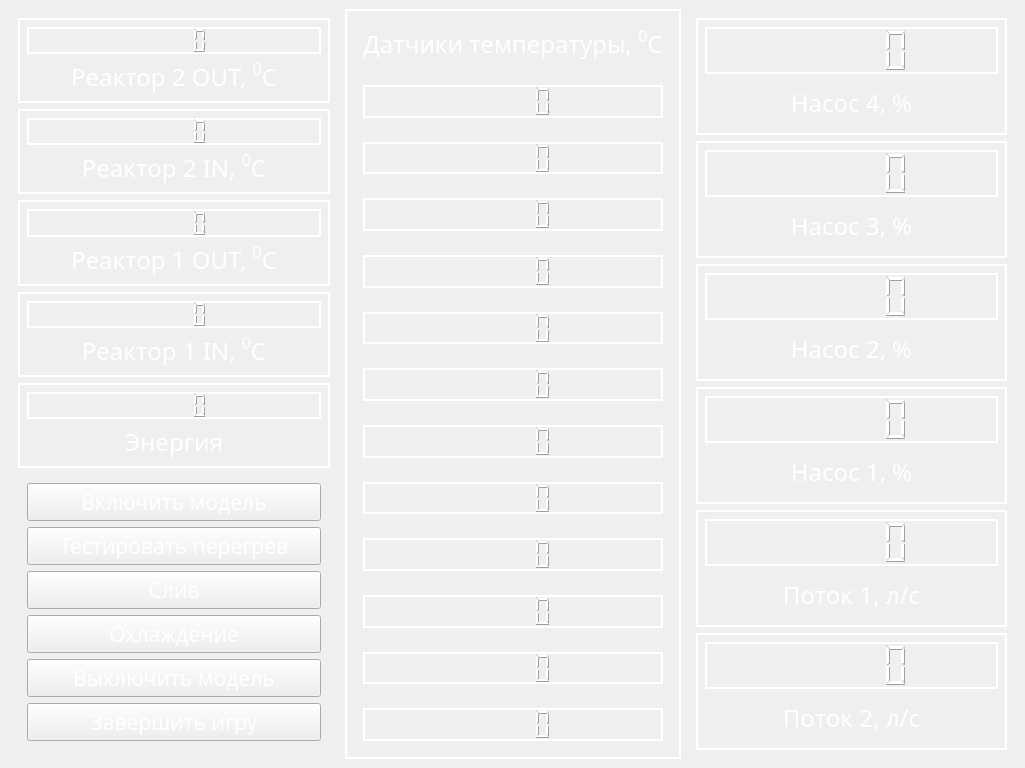
LeonidMurashov/Hurricane_in_glass, file controls/design/reactor_master.ui: the form before one commit.
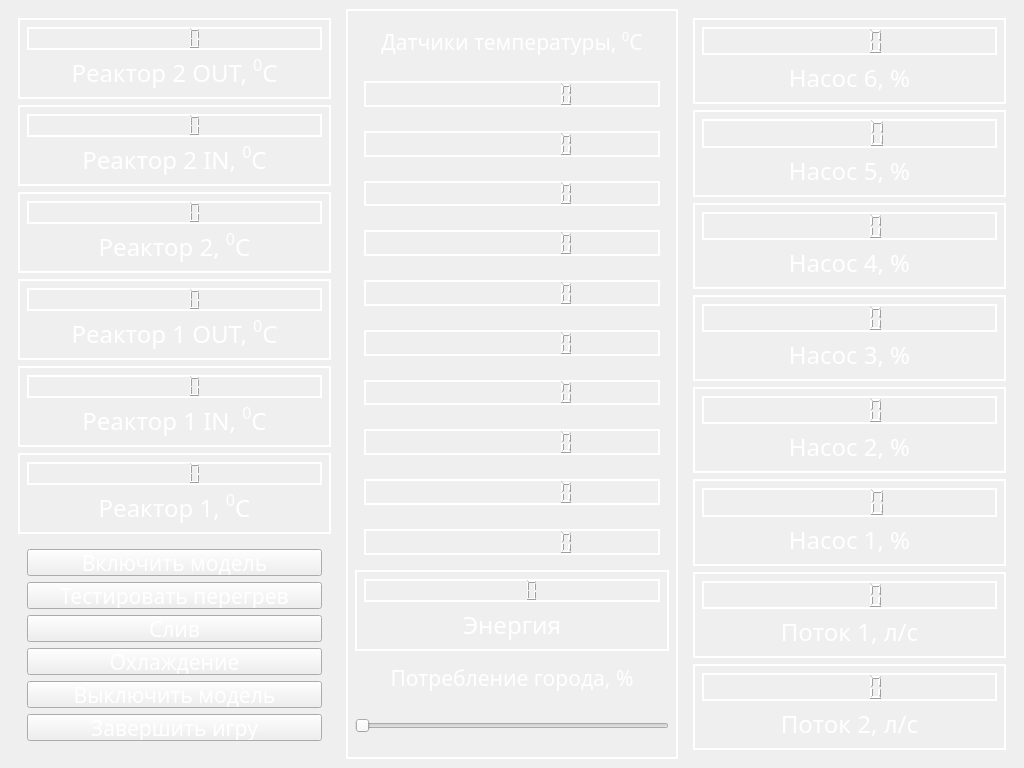
The form after the commit. Icons and pictures are not drawn.

Patch:
```diff
--- a/controls/design/reactor_master.ui
+++ b/controls/design/reactor_master.ui
@@ -9,7 +9,7 @@
    <rect>
     <x>0</x>
     <y>0</y>
-    <width>1025</width>
+    <width>1024</width>
     <height>768</height>
    </rect>
   </property>
@@ -190,6 +190,54 @@
          </layout>
         </widget>
        </item>
+       <item>
+        <widget class="QWidget" name="reactor1Temp_5" native="true">
+         <property name="font">
+          <font>
+           <italic>false</italic>
+          </font>
+         </property>
+         <property name="styleSheet">
+          <string notr="true">border: 2px solid white;</string>
+         </property>
+         <layout class="QVBoxLayout" name="verticalLayout_31">
+          <item>
+           <widget class="QLCDNumber" name="t11">
+            <property name="styleSheet">
+             <string notr="true">border: 2px solid white; color: white;</string>
+            </property>
+            <property name="digitCount">
+             <number>5</number>
+            </property>
+           </widget>
+          </item>
+          <item>
+           <widget class="QLabel" name="label_15">
+            <property name="font">
+             <font>
+              <family>Sans Serif</family>
+              <pointsize>18</pointsize>
+              <italic>false</italic>
+             </font>
+            </property>
+            <property name="autoFillBackground">
+             <bool>false</bool>
+            </property>
+            <property name="styleSheet">
+             <string notr="true">color: rgb(255, 255, 255); border: 0;
+background-color: rgba(255, 255, 255, 0);</string>
+            </property>
+            <property name="frameShadow">
+             <enum>QFrame::Plain</enum>
+            </property>
+            <property name="text">
+             <string>&lt;html&gt;&lt;head/&gt;&lt;body&gt;&lt;p align=&quot;center&quot;&gt;Реактор 2, &lt;span style=&quot; vertical-align:super;&quot;&gt;0&lt;/span&gt;С&lt;/p&gt;&lt;/body&gt;&lt;/html&gt;</string>
+            </property>
+           </widget>
+          </item>
+         </layout>
+        </widget>
+       </item>
        <item>
         <widget class="QWidget" name="reactor1Temp" native="true">
          <property name="font">
@@ -305,41 +353,31 @@
         </widget>
        </item>
        <item>
-        <widget class="QWidget" name="widget_4" native="true">
+        <widget class="QWidget" name="reactor1Temp_6" native="true">
          <property name="font">
           <font>
-           <family>Gadugi</family>
            <italic>false</italic>
           </font>
          </property>
-         <property name="autoFillBackground">
-          <bool>false</bool>
-         </property>
          <property name="styleSheet">
           <string notr="true">border: 2px solid white;</string>
          </property>
-         <layout class="QVBoxLayout" name="verticalLayout_8">
+         <layout class="QVBoxLayout" name="verticalLayout_32">
           <item>
-           <widget class="QLCDNumber" name="energyLcd">
-            <property name="font">
-             <font>
-              <family>Gadugi</family>
-              <italic>false</italic>
-             </font>
-            </property>
-            <property name="autoFillBackground">
-             <bool>false</bool>
-            </property>
+           <widget class="QLCDNumber" name="t12">
             <property name="styleSheet">
-             <string notr="true">color: rgb(255, 255, 255);</string>
+             <string notr="true">border: 2px solid white; color: white;</string>
             </property>
-            <property name="frameShadow">
-             <enum>QFrame::Plain</enum>
+            <property name="smallDecimalPoint">
+             <bool>false</bool>
+            </property>
+            <property name="digitCount">
+             <number>5</number>
             </property>
            </widget>
           </item>
           <item>
-           <widget class="QLabel" name="label_6">
+           <widget class="QLabel" name="label_16">
             <property name="font">
              <font>
               <family>Sans Serif</family>
@@ -351,13 +389,14 @@
              <bool>false</bool>
             </property>
             <property name="styleSheet">
-             <string notr="true">color: rgb(255, 255, 255); border: 0;</string>
+             <string notr="true">color: rgb(255, 255, 255); border: 0;
+background-color: rgba(255, 255, 255, 0);</string>
             </property>
             <property name="frameShadow">
              <enum>QFrame::Plain</enum>
             </property>
             <property name="text">
-             <string>&lt;html&gt;&lt;head/&gt;&lt;body&gt;&lt;p align=&quot;center&quot;&gt;Энергия&lt;/p&gt;&lt;/body&gt;&lt;/html&gt;</string>
+             <string>&lt;html&gt;&lt;head/&gt;&lt;body&gt;&lt;p align=&quot;center&quot;&gt;Реактор 1, &lt;span style=&quot; vertical-align:super;&quot;&gt;0&lt;/span&gt;С&lt;/p&gt;&lt;/body&gt;&lt;/html&gt;</string>
             </property>
            </widget>
           </item>
@@ -546,7 +585,7 @@
              <string notr="true">color: white;</string>
             </property>
             <property name="text">
-             <string>&lt;html&gt;&lt;head/&gt;&lt;body&gt;&lt;p align=&quot;center&quot;&gt;Датчики температуры, &lt;span style=&quot; vertical-align:super;&quot;&gt;0&lt;/span&gt;C&lt;/p&gt;&lt;/body&gt;&lt;/html&gt;</string>
+             <string>&lt;html&gt;&lt;head/&gt;&lt;body&gt;&lt;p align=&quot;center&quot;&gt;&lt;span style=&quot; font-size:16pt;&quot;&gt;Датчики температуры, &lt;/span&gt;&lt;span style=&quot; font-size:16pt; vertical-align:super;&quot;&gt;0&lt;/span&gt;&lt;span style=&quot; font-size:16pt;&quot;&gt;C&lt;/span&gt;&lt;/p&gt;&lt;/body&gt;&lt;/html&gt;</string>
             </property>
            </widget>
           </item>
@@ -569,6 +608,9 @@
             <property name="styleSheet">
              <string notr="true">border: 2px solid white; color: white;</string>
             </property>
+            <property name="digitCount">
+             <number>10</number>
+            </property>
            </widget>
           </item>
          </layout>
@@ -590,6 +632,9 @@
             <property name="styleSheet">
              <string notr="true">border: 2px solid white; color: white;</string>
             </property>
+            <property name="digitCount">
+             <number>10</number>
+            </property>
            </widget>
           </item>
          </layout>
@@ -611,6 +656,9 @@
             <property name="styleSheet">
              <string notr="true">border: 2px solid white; color: white;</string>
             </property>
+            <property name="digitCount">
+             <number>10</number>
+            </property>
            </widget>
           </item>
          </layout>
@@ -632,6 +680,9 @@
             <property name="styleSheet">
              <string notr="true">border: 2px solid white; color: white;</string>
             </property>
+            <property name="digitCount">
+             <number>10</number>
+            </property>
            </widget>
           </item>
          </layout>
@@ -653,6 +704,9 @@
             <property name="styleSheet">
              <string notr="true">border: 2px solid white; color: white;</string>
             </property>
+            <property name="digitCount">
+             <number>10</number>
+            </property>
            </widget>
           </item>
          </layout>
@@ -674,6 +728,9 @@
             <property name="styleSheet">
              <string notr="true">border: 2px solid white; color: white;</string>
             </property>
+            <property name="digitCount">
+             <number>10</number>
+            </property>
            </widget>
           </item>
          </layout>
@@ -695,6 +752,9 @@
             <property name="styleSheet">
              <string notr="true">border: 2px solid white; color: white;</string>
             </property>
+            <property name="digitCount">
+             <number>10</number>
+            </property>
            </widget>
           </item>
          </layout>
@@ -716,6 +776,9 @@
             <property name="styleSheet">
              <string notr="true">border: 2px solid white; color: white;</string>
             </property>
+            <property name="digitCount">
+             <number>10</number>
+            </property>
            </widget>
           </item>
          </layout>
@@ -737,6 +800,9 @@
             <property name="styleSheet">
              <string notr="true">border: 2px solid white; color: white;</string>
             </property>
+            <property name="digitCount">
+             <number>10</number>
+            </property>
            </widget>
           </item>
          </layout>
@@ -758,51 +824,115 @@
             <property name="styleSheet">
              <string notr="true">border: 2px solid white; color: white;</string>
             </property>
+            <property name="digitCount">
+             <number>10</number>
+            </property>
            </widget>
           </item>
          </layout>
         </widget>
        </item>
        <item>
-        <widget class="QWidget" name="s1_12" native="true">
+        <widget class="QWidget" name="widget_4" native="true">
          <property name="font">
           <font>
+           <family>Gadugi</family>
            <italic>false</italic>
           </font>
          </property>
+         <property name="autoFillBackground">
+          <bool>false</bool>
+         </property>
          <property name="styleSheet">
-          <string notr="true">border: 0;</string>
+          <string notr="true">border: 2px solid white;</string>
          </property>
-         <layout class="QVBoxLayout" name="verticalLayout_22">
+         <layout class="QVBoxLayout" name="verticalLayout_8">
           <item>
-           <widget class="QLCDNumber" name="t11">
+           <widget class="QLCDNumber" name="energyLcd">
+            <property name="font">
+             <font>
+              <family>Gadugi</family>
+              <italic>false</italic>
+             </font>
+            </property>
+            <property name="autoFillBackground">
+             <bool>false</bool>
+            </property>
             <property name="styleSheet">
-             <string notr="true">border: 2px solid white; color: white;</string>
+             <string notr="true">color: rgb(255, 255, 255);</string>
             </property>
+            <property name="frameShadow">
+             <enum>QFrame::Plain</enum>
+            </property>
            </widget>
           </item>
+          <item>
+           <widget class="QLabel" name="label_6">
+            <property name="font">
+             <font>
+              <family>Sans Serif</family>
+              <pointsize>18</pointsize>
+              <italic>false</italic>
+             </font>
+            </property>
+            <property name="autoFillBackground">
+             <bool>false</bool>
+            </property>
+            <property name="styleSheet">
+             <string notr="true">color: rgb(255, 255, 255); border: 0;</string>
+            </property>
+            <property name="frameShadow">
+             <enum>QFrame::Plain</enum>
+            </property>
+            <property name="text">
+             <string>&lt;html&gt;&lt;head/&gt;&lt;body&gt;&lt;p align=&quot;center&quot;&gt;Энергия&lt;/p&gt;&lt;/body&gt;&lt;/html&gt;</string>
+            </property>
+           </widget>
+          </item>
          </layout>
         </widget>
        </item>
        <item>
-        <widget class="QWidget" name="s1_11" native="true">
+        <widget class="QLabel" name="label_14">
          <property name="font">
           <font>
+           <family>Sans Serif</family>
+           <pointsize>18</pointsize>
            <italic>false</italic>
           </font>
          </property>
          <property name="styleSheet">
-          <string notr="true">border: 0;</string>
+          <string notr="true">color: white; border: 0px;</string>
          </property>
-         <layout class="QVBoxLayout" name="verticalLayout_21">
-          <item>
-           <widget class="QLCDNumber" name="t12">
-            <property name="styleSheet">
-             <string notr="true">border: 2px solid white; color: white;</string>
-            </property>
-           </widget>
-          </item>
-         </layout>
+         <property name="text">
+          <string>&lt;html&gt;&lt;head/&gt;&lt;body&gt;&lt;p align=&quot;center&quot;&gt;&lt;span style=&quot; font-size:16pt;&quot;&gt;Потребление города, %&lt;/span&gt;&lt;/p&gt;&lt;/body&gt;&lt;/html&gt;</string>
+         </property>
+        </widget>
+       </item>
+       <item>
+        <widget class="QFrame" name="frame">
+         <property name="styleSheet">
+          <string notr="true">border: 0px; </string>
+         </property>
+         <property name="frameShape">
+          <enum>QFrame::StyledPanel</enum>
+         </property>
+         <property name="frameShadow">
+          <enum>QFrame::Raised</enum>
+         </property>
+         <widget class="QSlider" name="cslider">
+          <property name="geometry">
+           <rect>
+            <x>0</x>
+            <y>10</y>
+            <width>314</width>
+            <height>20</height>
+           </rect>
+          </property>
+          <property name="orientation">
+           <enum>Qt::Horizontal</enum>
+          </property>
+         </widget>
         </widget>
        </item>
       </layout>
@@ -822,7 +952,135 @@
       <property name="styleSheet">
        <string notr="true"/>
       </property>
-      <layout class="QVBoxLayout" name="verticalLayout_26">
+      <layout class="QVBoxLayout" name="verticalLayout_30">
+       <item>
+        <widget class="QWidget" name="Nasos4_2" native="true">
+         <property name="font">
+          <font>
+           <family>Gadugi</family>
+           <italic>false</italic>
+          </font>
+         </property>
+         <property name="autoFillBackground">
+          <bool>false</bool>
+         </property>
+         <property name="styleSheet">
+          <string notr="true">border: 2px solid white;</string>
+         </property>
+         <layout class="QVBoxLayout" name="verticalLayout_26">
+          <item>
+           <widget class="QLCDNumber" name="lcd6">
+            <property name="font">
+             <font>
+              <family>Gadugi</family>
+              <italic>false</italic>
+             </font>
+            </property>
+            <property name="autoFillBackground">
+             <bool>false</bool>
+            </property>
+            <property name="styleSheet">
+             <string notr="true">color: rgb(255, 255, 255);</string>
+            </property>
+            <property name="frameShadow">
+             <enum>QFrame::Plain</enum>
+            </property>
+           </widget>
+          </item>
+          <item>
+           <widget class="QLabel" name="label_12">
+            <property name="font">
+             <font>
+              <family>Sans Serif</family>
+              <pointsize>18</pointsize>
+              <italic>false</italic>
+             </font>
+            </property>
+            <property name="layoutDirection">
+             <enum>Qt::RightToLeft</enum>
+            </property>
+            <property name="autoFillBackground">
+             <bool>false</bool>
+            </property>
+            <property name="styleSheet">
+             <string notr="true">color: rgb(255, 255, 255);
+border: 0px;</string>
+            </property>
+            <property name="frameShadow">
+             <enum>QFrame::Plain</enum>
+            </property>
+            <property name="text">
+             <string>&lt;html&gt;&lt;head/&gt;&lt;body&gt;&lt;p align=&quot;center&quot;&gt;Насос 6, %&lt;/p&gt;&lt;/body&gt;&lt;/html&gt;</string>
+            </property>
+           </widget>
+          </item>
+         </layout>
+        </widget>
+       </item>
+       <item>
+        <widget class="QWidget" name="Nasos4_3" native="true">
+         <property name="font">
+          <font>
+           <family>Gadugi</family>
+           <italic>false</italic>
+          </font>
+         </property>
+         <property name="autoFillBackground">
+          <bool>false</bool>
+         </property>
+         <property name="styleSheet">
+          <string notr="true">border: 2px solid white;</string>
+         </property>
+         <layout class="QVBoxLayout" name="verticalLayout_29">
+          <item>
+           <widget class="QLCDNumber" name="lcd5">
+            <property name="font">
+             <font>
+              <family>Gadugi</family>
+              <italic>false</italic>
+             </font>
+            </property>
+            <property name="autoFillBackground">
+             <bool>false</bool>
+            </property>
+            <property name="styleSheet">
+             <string notr="true">color: rgb(255, 255, 255);</string>
+            </property>
+            <property name="frameShadow">
+             <enum>QFrame::Plain</enum>
+            </property>
+           </widget>
+          </item>
+          <item>
+           <widget class="QLabel" name="label_13">
+            <property name="font">
+             <font>
+              <family>Sans Serif</family>
+              <pointsize>18</pointsize>
+              <italic>false</italic>
+             </font>
+            </property>
+            <property name="layoutDirection">
+             <enum>Qt::RightToLeft</enum>
+            </property>
+            <property name="autoFillBackground">
+             <bool>false</bool>
+            </property>
+            <property name="styleSheet">
+             <string notr="true">color: rgb(255, 255, 255);
+border: 0px;</string>
+            </property>
+            <property name="frameShadow">
+             <enum>QFrame::Plain</enum>
+            </property>
+            <property name="text">
+             <string>&lt;html&gt;&lt;head/&gt;&lt;body&gt;&lt;p align=&quot;center&quot;&gt;Насос 5, %&lt;/p&gt;&lt;/body&gt;&lt;/html&gt;</string>
+            </property>
+           </widget>
+          </item>
+         </layout>
+        </widget>
+       </item>
        <item>
         <widget class="QWidget" name="Nasos4" native="true">
          <property name="font">
```
Left out of the diff: 2 changed lines with no effect on the pictures.
